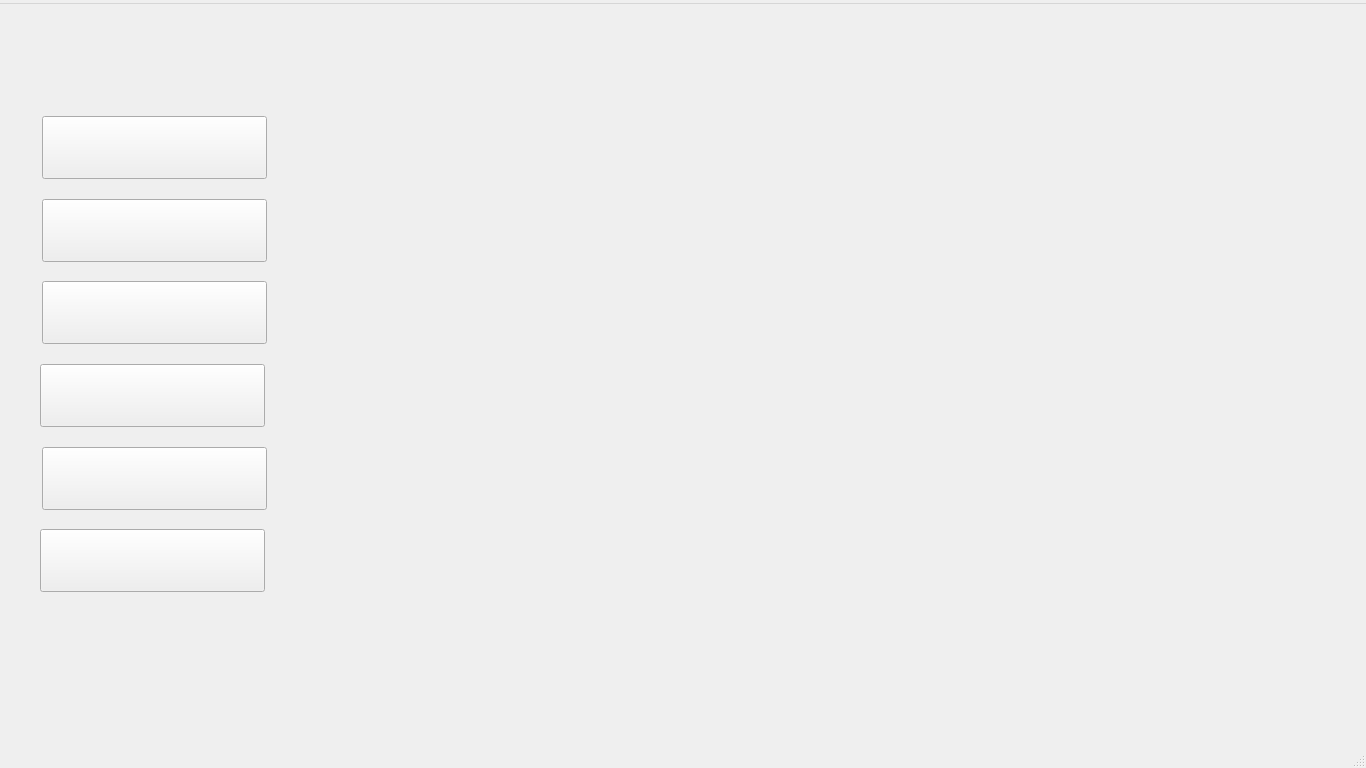
Old version of the form Hotel_management_System/hotel_management_system.ui in the repository st2eam/-Rookie-mutual-carry.
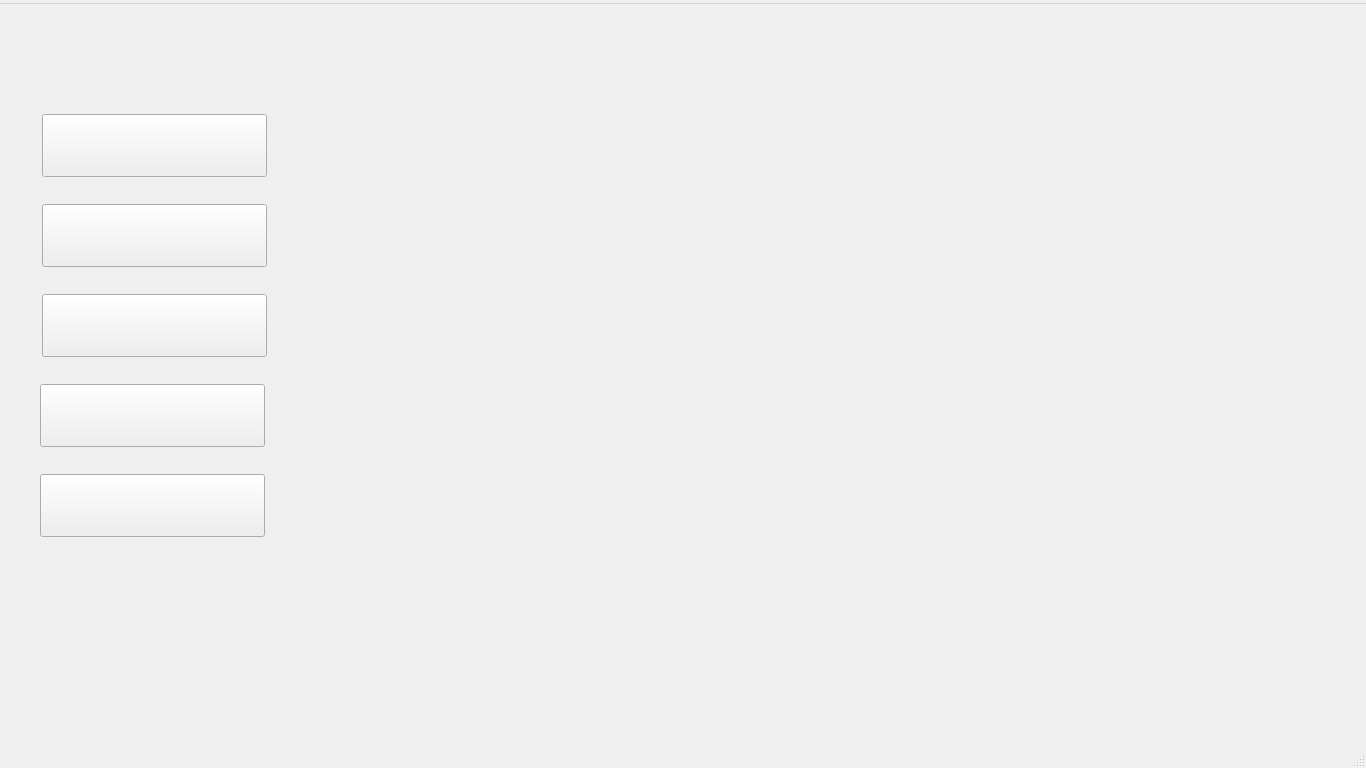
New version of the form. Icons and pictures are not drawn.

What changed in the file:
```diff
--- a/Hotel_management_System/hotel_management_system.ui
+++ b/Hotel_management_System/hotel_management_system.ui
@@ -36,7 +36,7 @@
     <property name="geometry">
      <rect>
       <x>42</x>
-      <y>112</y>
+      <y>110</y>
       <width>225</width>
       <height>63</height>
      </rect>
@@ -49,7 +49,7 @@
     <property name="geometry">
      <rect>
       <x>42</x>
-      <y>195</y>
+      <y>200</y>
       <width>225</width>
       <height>63</height>
      </rect>
@@ -62,7 +62,7 @@
     <property name="geometry">
      <rect>
       <x>42</x>
-      <y>277</y>
+      <y>290</y>
       <width>225</width>
       <height>63</height>
      </rect>
@@ -75,20 +75,7 @@
     <property name="geometry">
      <rect>
       <x>40</x>
-      <y>360</y>
-      <width>225</width>
-      <height>63</height>
-     </rect>
-    </property>
-    <property name="text">
-     <string/>
-    </property>
-   </widget>
-   <widget class="QPushButton" name="pushButton_5">
-    <property name="geometry">
-     <rect>
-      <x>42</x>
-      <y>443</y>
+      <y>380</y>
       <width>225</width>
       <height>63</height>
      </rect>
@@ -101,7 +88,7 @@
     <property name="geometry">
      <rect>
       <x>40</x>
-      <y>525</y>
+      <y>470</y>
       <width>225</width>
       <height>63</height>
      </rect>
```
